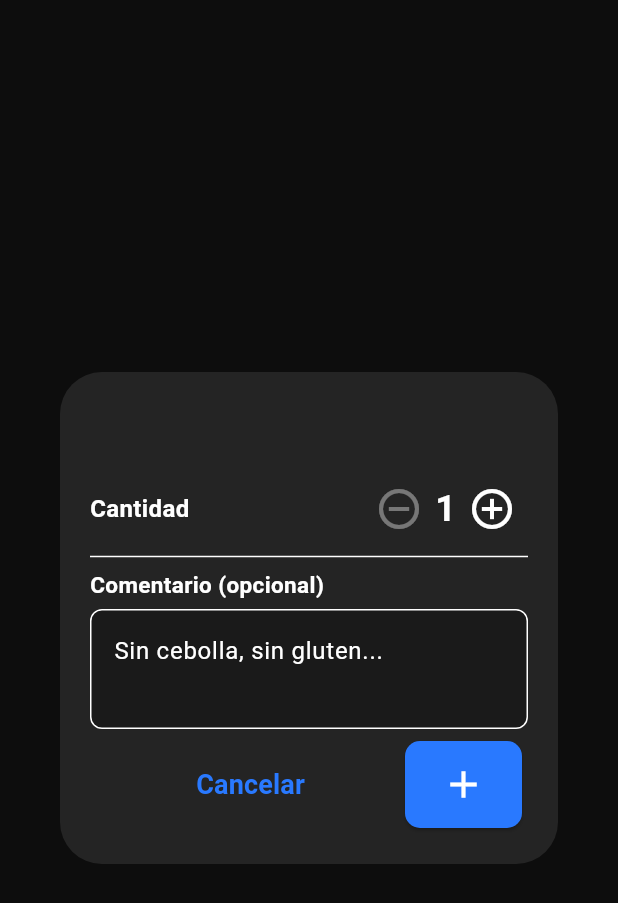
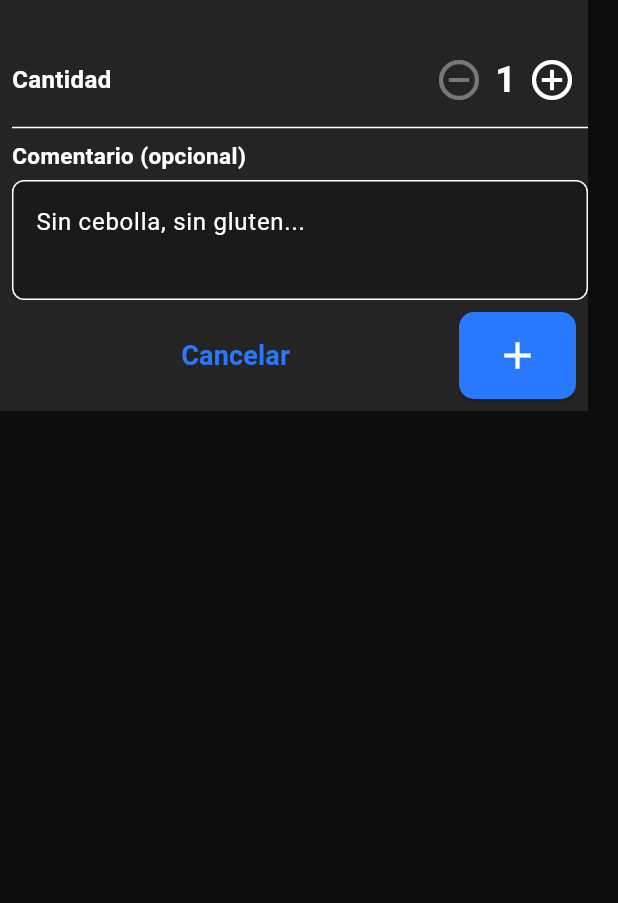
Before and after one commit to Ros4111/restaurante_comandero, a Flutter app: the ProductoOpcionesDialog widget shown alone on an empty page, opened directly with empty values, on a phone screen of 412 x 824 dp. Shown: the top 903 px of the screen. Run offline on Flutter 3.47's test engine with Material 3 defaults, Android fonts, the phone set to English and light mode, and no system bars; our stand-ins replace package_info_plus, shared_preferences; missing offline and left inert: sunmi_printer_plus; accounts and stored records are empty; network calls fail.

Commit message:
antes de pagar por cursor

```diff
--- a/lib/widgets/producto_opciones_dialog.dart
+++ b/lib/widgets/producto_opciones_dialog.dart
@@ -47,7 +47,8 @@ class _ProductoOpcionesDialogState extends State<ProductoOpcionesDialog> {
     for (final g in widget.grupos) {
       if (_seleccion.containsKey(g.id)) continue;
       final opts = widget.catalogo.opcionesDeGrupo(widget.producto.id, g.id);
-      final def  = opts.where((o) => o.predeterminado).firstOrNull ?? opts.firstOrNull;
+      final def =
+          opts.where((o) => o.predeterminado).firstOrNull ?? opts.firstOrNull;
       if (def != null) {
         _seleccion[g.id] = OpcionElegida(
           nombre: def.nombre,
@@ -68,40 +69,45 @@ class _ProductoOpcionesDialogState extends State<ProductoOpcionesDialog> {
   void _confirmar() {
     Navigator.pop(context, {
       'accion': widget.modoEdicion ? 'guardar' : 'anadir',
-      'cantidad':   _cantidad,
+      'cantidad': _cantidad,
       'comentario': _comentCtrl.text.trim(),
-      'opciones':   Map<int, OpcionElegida>.from(_seleccion),
+      'opciones': Map<int, OpcionElegida>.from(_seleccion),
     });
   }
 
   @override
   Widget build(BuildContext context) {
-    return AlertDialog(
+    final widthPantalla = MediaQuery.of(context).size.width - 20;
+    return Dialog.fullscreen(
       backgroundColor: AppTheme.colorTarjeta,
-      titlePadding: const EdgeInsets.fromLTRB(20, 20, 20, 8),
-      title: Text(widget.producto.nombre,
-          style: const TextStyle(fontSize: 20, fontWeight: FontWeight.bold)),
-      contentPadding: const EdgeInsets.fromLTRB(20, 0, 20, 8),
-      content: SizedBox(
-        width: 340,
+      child: SizedBox(
+        width: widthPantalla,
         child: SingleChildScrollView(
+          child: Padding(
+            padding: const EdgeInsets.only(left: 8.0),
             child: Column(
               crossAxisAlignment: CrossAxisAlignment.start,
               mainAxisSize: MainAxisSize.min,
+              spacing: 0,
               children: [
-                            // Cantidad
-              const SizedBox(height: 12),
+                Text(widget.producto.nombre,
+                    style: const TextStyle(
+                        fontSize: 20, fontWeight: FontWeight.bold)),
                 Row(
                   children: [
                     const Text('Cantidad',
-                      style: TextStyle(fontWeight: FontWeight.bold, fontSize: 16)),
+                        style: TextStyle(
+                            fontWeight: FontWeight.bold, fontSize: 16)),
                     const Spacer(),
                     IconButton(
                       icon: const Icon(Icons.remove_circle_outline, size: 32),
-                    onPressed: _cantidad > 1 ? () => setState(() => _cantidad--) : null,
+                      onPressed: _cantidad > 1
+                          ? () => setState(() => _cantidad--)
+                          : null,
                     ),
                     Text('$_cantidad',
-                      style: const TextStyle(fontSize: 24, fontWeight: FontWeight.bold)),
+                        style: const TextStyle(
+                            fontSize: 24, fontWeight: FontWeight.bold)),
                     IconButton(
                       icon: const Icon(Icons.add_circle_outline, size: 32),
                       onPressed: () => setState(() => _cantidad++),
@@ -111,19 +117,22 @@ class _ProductoOpcionesDialogState extends State<ProductoOpcionesDialog> {
 
                 // Grupos de opciones
                 ...widget.grupos.map((g) {
-                final opts = widget.catalogo.opcionesDeGrupo(widget.producto.id, g.id);
+                  final opts =
+                      widget.catalogo.opcionesDeGrupo(widget.producto.id, g.id);
                   return Column(
                     crossAxisAlignment: CrossAxisAlignment.start,
                     children: [
                       const Divider(),
                       Text(g.nombre,
-                        style: const TextStyle(fontWeight: FontWeight.bold, fontSize: 15)),
-                    const SizedBox(height: 6),
+                          style: const TextStyle(
+                              fontWeight: FontWeight.bold, fontSize: 15)),
+                      //const SizedBox(height: 40),
                       RadioGroup<String>(
                         groupValue: _seleccion[g.id]?.nombre,
                         onChanged: (v) {
                           if (v != null) {
-                          final opcion = opts.firstWhere((o) => o.nombre == v);
+                            final opcion =
+                                opts.firstWhere((o) => o.nombre == v);
                             setState(() {
                               _seleccion[g.id] = OpcionElegida(
                                 nombre: opcion.nombre,
@@ -134,13 +143,26 @@ class _ProductoOpcionesDialogState extends State<ProductoOpcionesDialog> {
                         },
                         child: Column(
                           crossAxisAlignment: CrossAxisAlignment.start,
-                        children: opts.map((o) => RadioListTile<String>(
+                          children: opts
+                              .map((o) => RadioListTile<String>(
                                     value: o.nombre,
-                              title: Text(o.nombre, style: const TextStyle(fontSize: 16)),
+                                    title: Text(o.nombre,
+                                        style: const TextStyle(fontSize: 16)),
                                     activeColor: AppTheme.colorPrimario,
                                     dense: true,
                                     contentPadding: EdgeInsets.zero,
-                            )).toList(),
+                                    radioScaleFactor: 1.0,
+                                    radioInnerRadius:
+                                        WidgetStateProperty.resolveWith<double>(
+                                            (states) {
+                                      if (states
+                                          .contains(WidgetState.selected)) {
+                                        return 3.0; // Radio más pequeño cuando está seleccionado
+                                      }
+                                      return 0.0; // Sin círculo interior cuando no está seleccionado
+                                    }),
+                                  ))
+                              .toList(),
                         ),
                       ),
                     ],
@@ -150,7 +172,8 @@ class _ProductoOpcionesDialogState extends State<ProductoOpcionesDialog> {
                 // Comentario
                 const Divider(),
                 const Text('Comentario (opcional)',
-                  style: TextStyle(fontWeight: FontWeight.bold, fontSize: 15)),
+                    style:
+                        TextStyle(fontWeight: FontWeight.bold, fontSize: 15)),
                 const SizedBox(height: 6),
                 TextField(
                   controller: _comentCtrl,
@@ -160,17 +183,12 @@ class _ProductoOpcionesDialogState extends State<ProductoOpcionesDialog> {
                     hintText: 'Sin cebolla, sin gluten...',
                     filled: true,
                     fillColor: AppTheme.colorSuperficie,
-                  border: OutlineInputBorder(borderRadius: BorderRadius.circular(8)),
+                    border: OutlineInputBorder(
+                        borderRadius: BorderRadius.circular(8)),
                   ),
                 ),
-            ],
-          ),
-        ),
-      ),
-      actions: [
-        SizedBox(
-          width: double.infinity,
-          child: Row(
+                const SizedBox(height: 8),
+                Row(
                   mainAxisAlignment: MainAxisAlignment.spaceBetween,
                   children: [
                     if (widget.modoEdicion)
@@ -181,7 +199,8 @@ class _ProductoOpcionesDialogState extends State<ProductoOpcionesDialog> {
                           minimumSize: const Size(48, 48),
                           padding: EdgeInsets.zero,
                         ),
-                  onPressed: () => Navigator.pop(context, {'accion': 'eliminar'}),
+                        onPressed: () =>
+                            Navigator.pop(context, {'accion': 'eliminar'}),
                         child: const Icon(Icons.delete_outline, size: 26),
                       ),
                     Expanded(
@@ -194,12 +213,19 @@ class _ProductoOpcionesDialogState extends State<ProductoOpcionesDialog> {
                     ),
                     ElevatedButton(
                       onPressed: _valido ? _confirmar : null,
-                child: Icon(widget.modoEdicion ? Icons.save_outlined : Icons.add, size: 30),
+                      child: Icon(
+                          widget.modoEdicion ? Icons.save_outlined : Icons.add,
+                          size: 30),
                     ),
+                    const SizedBox(width: 8),
+                  ],
+                ),
+                const SizedBox(height: 8),
               ],
             ),
           ),
-      ],
+        ),
+      ),
     );
   }
 }
--- a/pubspec.yaml
+++ b/pubspec.yaml
@@ -1,8 +1,7 @@
 name: restaurante_tpv
 description: TPV para restaurante - Sunmi V2
 publish_to: 'none'
-version: 1.0.3
-
+version: 1.0.4
 
 environment:
   sdk: '>=3.0.0 <4.0.0'
```
Also changed, not shown: lib/screens/config_screen.dart (+6 -1 lines), lib/screens/mesas_screen.dart (+42 -19 lines). Lines whose indentation alone changed are shown as unchanged.
